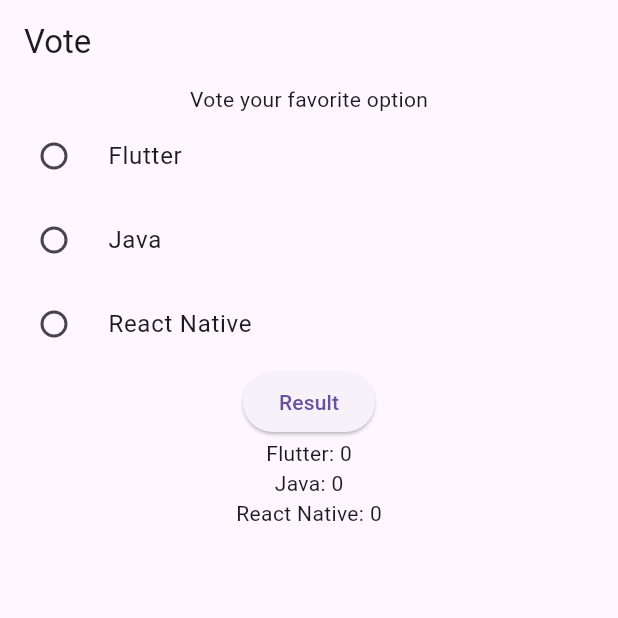
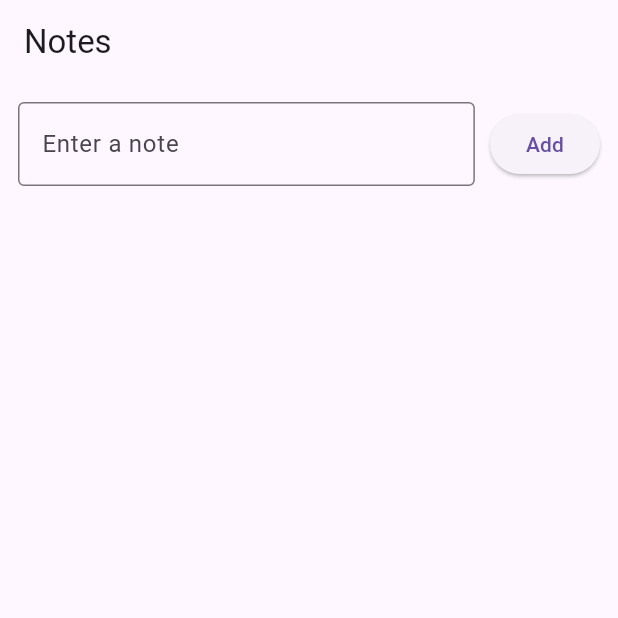
Before and after one commit to HasanJuned/testing2, a Flutter app: the screen it shows after launch, on a phone screen of 412 x 824 dp, the top half of it. Run offline on Flutter 3.47's test engine with Material 3 defaults, Android fonts, the phone set to English and light mode, and no system bars; our stand-ins replace shared_preferences.

Commit message:
basic notes app

```diff
--- a/lib/main.dart
+++ b/lib/main.dart
@@ -1,81 +1,117 @@
 import 'package:flutter/material.dart';
+import 'package:shared_preferences/shared_preferences.dart';
 
-
-void main() {
-  runApp(MyApp());
+void main(){
+  runApp(const NotesApp());
 }
 
-class MyApp extends StatelessWidget {
-  const MyApp({super.key});
+class NotesApp extends StatelessWidget {
+  const NotesApp({super.key});
 
   @override
   Widget build(BuildContext context) {
-    return MaterialApp(
-      home: PollingApp(),
+    return const MaterialApp(
+      debugShowCheckedModeBanner: false,
+      title: 'Notes App',
+      home: NotesHomePage(),
     );
   }
 }
 
-class PollingApp extends StatefulWidget {
-  const PollingApp({super.key});
+class NotesHomePage extends StatefulWidget {
+  const NotesHomePage({super.key});
 
   @override
-  State<PollingApp> createState() => _PollingAppState();
+  _NotesHomePageState createState() => _NotesHomePageState();
 }
 
-class _PollingAppState extends State<PollingApp> {
-  String? selectedOption;
+class _NotesHomePageState extends State<NotesHomePage> {
 
+  List<String> notes = [];
+  TextEditingController noteController = TextEditingController();
 
-  Map<String, dynamic> pollOptions = {
-    'Flutter': 0,
-    'Java': 0,
-    'React Native': 0,
-  };
+  @override
+  void initState() {
+    super.initState();
+    loadNotes();
+  }
 
-  void voteCalculation() {
-    pollOptions[selectedOption!]++;
-    setState(() {});
+  Future<void> loadNotes() async {
+    SharedPreferences prefs = await SharedPreferences.getInstance();
+    List<String>? storedNotes = prefs.getStringList('notes');
+    if (storedNotes != null) {
+      setState(() {
+        notes = storedNotes;
+      });
+    }
+  }
+
+  Future<void> saveNotes() async {
+    SharedPreferences prefs = await SharedPreferences.getInstance();
+    await prefs.setStringList('notes', notes);
+  }
+
+  void addNote() {
+    String text = noteController.text.trim();
+    if (text.isNotEmpty) {
+      setState(() {
+        notes.add(text);
+        noteController.clear();
+      });
+      saveNotes();
+    }
+  }
+
+  void deleteNote(int index) {
+    setState(() {
+      notes.removeAt(index);
+    });
+    saveNotes();
   }
 
   @override
   Widget build(BuildContext context) {
     return Scaffold(
-      appBar: AppBar(
-        title: const Text('Vote'),
-      ),
-      body: SingleChildScrollView(
-        child: Center(
-          child: Column(
-            crossAxisAlignment: CrossAxisAlignment.center,
-            children: [
-              const Text('Vote your favorite option'),
-
-
-              ...pollOptions.keys.map((options) {
-                return RadioListTile(
-                    title: Text(options),
-                    value: options,
-                    groupValue: selectedOption,
-                    onChanged: (value) {
-                      selectedOption = value;
-                      /// voteCalculation();
-                      setState(() {});
-                    });
-              }),
-              ElevatedButton(
-                onPressed: () {
-                  voteCalculation();
-                },
-                child: const Text('Result'),
-              ),
-
-              ...pollOptions.entries.map((value){
-                return Text('${value.key}: ${value.value}' );
-              })
-            ],
+      appBar: AppBar(title: const Text('Notes')),
+      body: Column(
+        children: [
+          Padding(
+            padding: const EdgeInsets.all(12),
+            child: Row(
+              children: [
+                Expanded(
+                  child: TextField(
+                    controller: noteController,
+                    decoration: const InputDecoration(
+                      hintText: 'Enter a note',
+                      border: OutlineInputBorder(),
+                    ),
+                  ),
+                ),
+                const SizedBox(width: 10),
+                ElevatedButton(
+                  onPressed: addNote,
+                  child: const Text('Add'),
+                ),
+              ],
+            ),
           ),
-        ),
+          Expanded(
+            child: ListView.builder(
+              itemCount: notes.length,
+              itemBuilder: (context, index) =>
+                  Card(
+                    child: ListTile(
+                      title: Text(notes[index]),
+                      trailing: IconButton(
+                        icon: const Icon(Icons.delete, color: Colors.red),
+                        onPressed: () => deleteNote(index),
+                      ),
+                    ),
+                  ),
+            ),
+          ),
+        ],
       ),
     );
   }
--- a/pubspec.yaml
+++ b/pubspec.yaml
@@ -21,6 +21,7 @@ dependencies:
   flutter_screenutil: ^5.9.0
   image_picker: any
   scan: ^1.6.0
+  shared_preferences: any
   url_launcher: any
 
 dev_dependencies:
```
Also changed, not shown: lib/game_controller.dart (deleted, +0 -26 lines), pubspec.lock.
